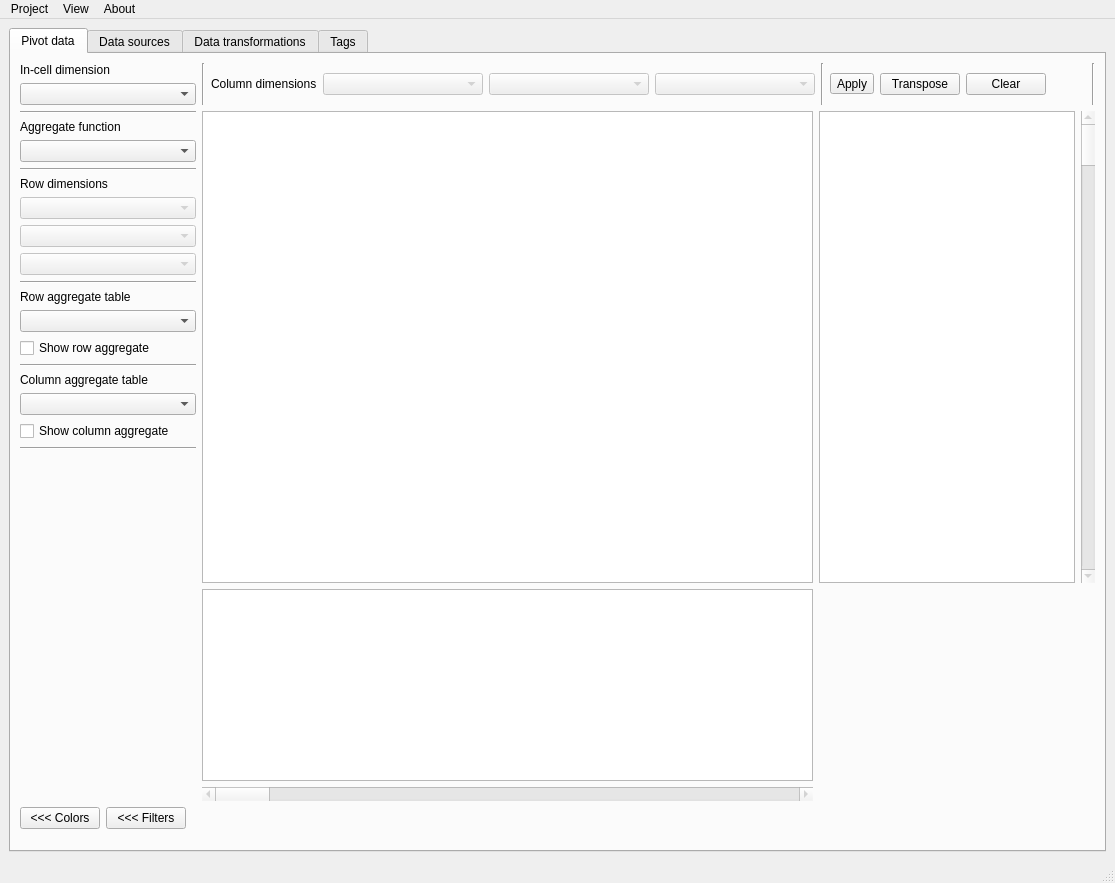
Before: the Qt Designer form cp/gui/cp.ui in pszostek/cp, drawn with Qt 5.
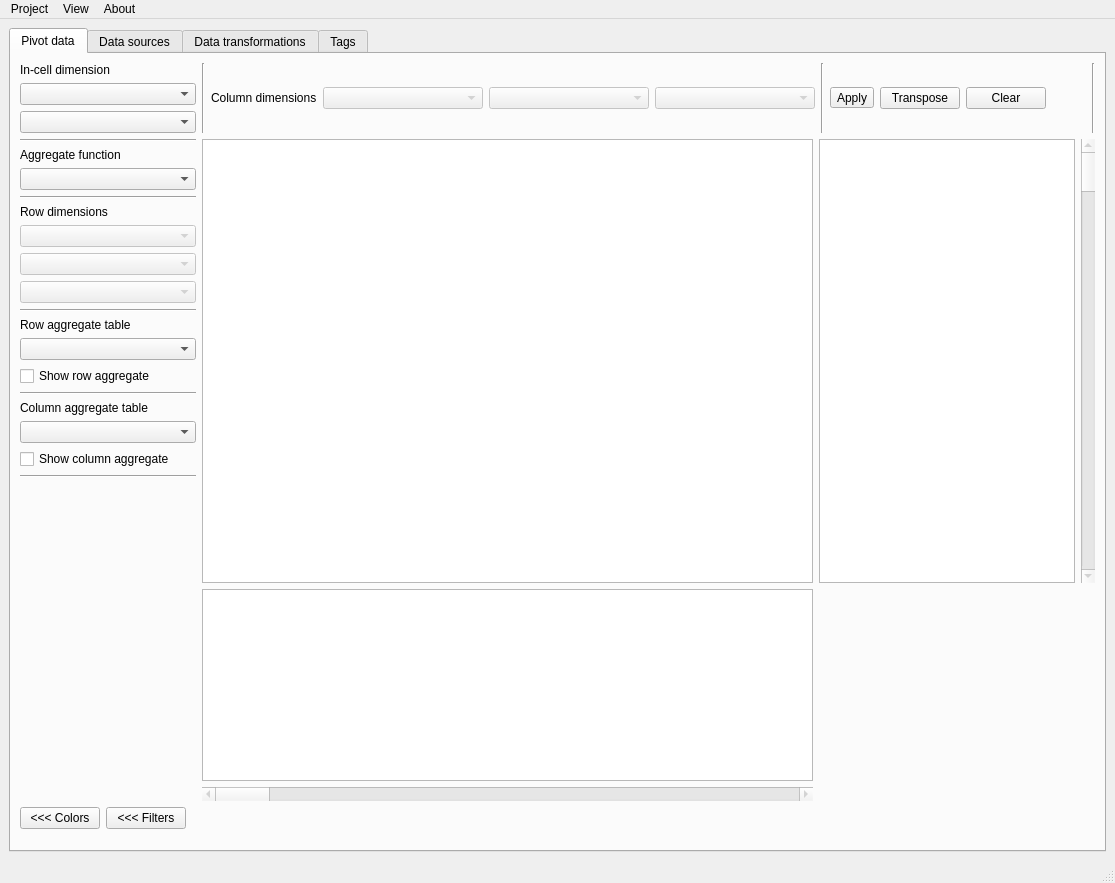
After: the same form once the commit is applied. Custom widgets are drawn as their Qt base class.

Commit message: add a combo box for a second displayed dimension

Patch:
```diff
--- a/cp/gui/cp.ui
+++ b/cp/gui/cp.ui
@@ -505,6 +505,9 @@
               <item>
                <widget class="PivotComboBox" name="displayedValueComboBox"/>
               </item>
+              <item>
+               <widget class="PivotComboBox" name="displayedValueComboBox2"/>
+              </item>
              </layout>
             </item>
            </layout>
```
